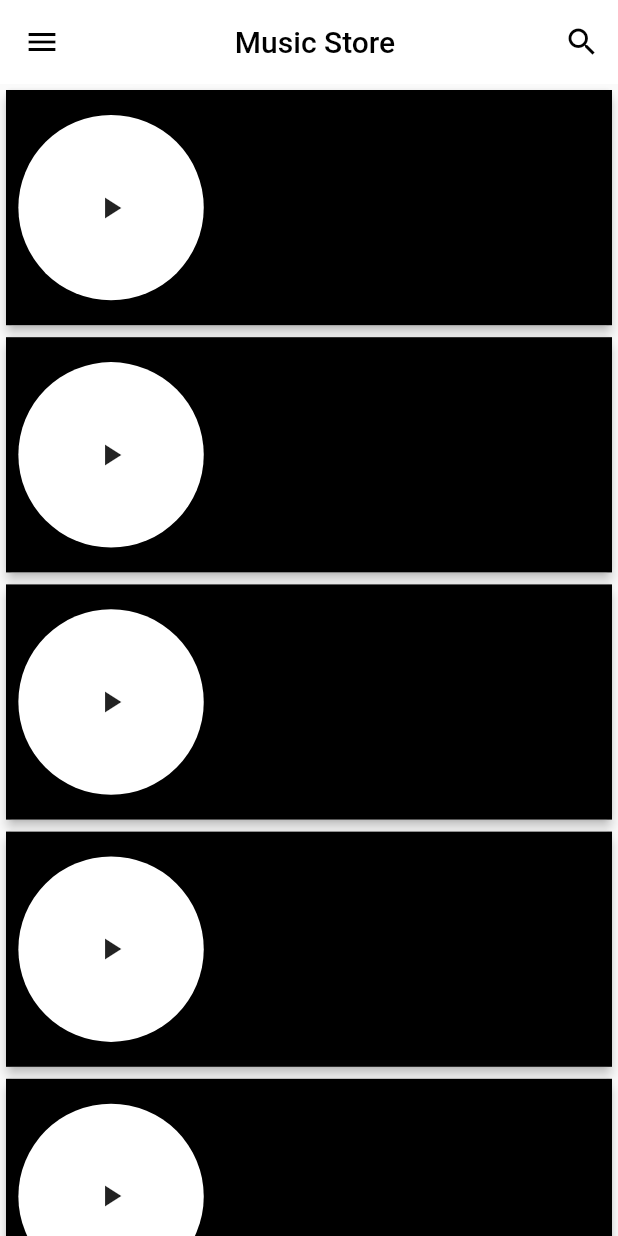
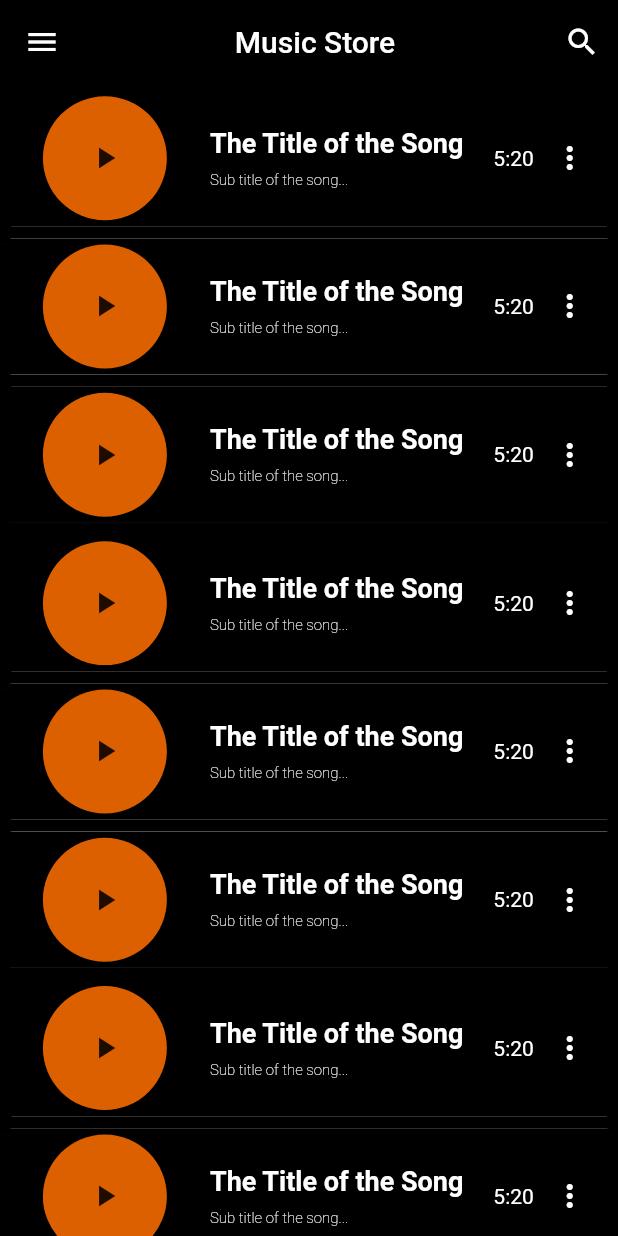
Before and after one commit to Ebenezerkifle/music_store, a Flutter app: the screen it shows after launch, on a phone screen of 412 x 824 dp. Run offline on Flutter 3.47's test engine with Material 2 defaults, Android fonts, the phone set to English and light mode, and no system bars; our stand-ins replace animated_notch_bottom_bar.

Commit message:
custom list tile almost done

```diff
--- a/lib/presentation/pages/landing_page.dart
+++ b/lib/presentation/pages/landing_page.dart
@@ -1,4 +1,5 @@
 import 'package:flutter/material.dart';
+import 'package:mucic_store/presentation/my_colors/color.dart';
 import 'package:mucic_store/presentation/widgets/custome_list_tile.dart';
 
 class LandingPage extends StatelessWidget {
@@ -7,25 +8,27 @@ class LandingPage extends StatelessWidget {
   @override
   Widget build(BuildContext context) {
     return Scaffold(
+      backgroundColor: darkColor,
       appBar: AppBar(
+        backgroundColor: darkColor,
         leading: const Icon(
           Icons.menu,
-          color: Colors.black,
+          color: Colors.white,
         ),
         title: const Center(
           child: Text(
             "Music Store",
-            style: TextStyle(color: Colors.black),
+            style: TextStyle(color: Colors.white),
           ),
         ),
-        backgroundColor: Colors.white,
+        //  backgroundColor: Colors.white,
         elevation: 0,
         actions: [
           IconButton(
             onPressed: () {},
             icon: const Icon(
               Icons.search,
-              color: Colors.black,
+              color: Colors.white,
             ),
           ),
         ],
--- a/lib/presentation/widgets/custome_list_tile.dart
+++ b/lib/presentation/widgets/custome_list_tile.dart
@@ -5,14 +5,15 @@ Widget customeListTile({
   required BuildContext context,
 }) {
   return SizedBox(
-    height: MediaQuery.of(context).size.height * 0.2,
+    height: MediaQuery.of(context).size.height * 0.12,
     width: MediaQuery.of(context).size.width,
     child: Card(
-      elevation: 3,
+      elevation: 1,
+      //shadowColor: Colors.white,
       child: Container(
         padding: EdgeInsets.symmetric(
-          vertical: MediaQuery.of(context).size.height * 0.01,
-          horizontal: MediaQuery.of(context).size.width * 0.02,
+          vertical: MediaQuery.of(context).size.height * 0.005,
+          horizontal: MediaQuery.of(context).size.width * 0.01,
         ),
         color: darkColor,
         child: Row(
@@ -26,7 +27,7 @@ Widget customeListTile({
                     width: MediaQuery.of(context).size.height * 0.15,
                     decoration: const BoxDecoration(
                       shape: BoxShape.circle,
-                      color: Colors.white,
+                      color: myYellow,
                     ),
                     child: IconButton(
                       onPressed: () {},
@@ -40,25 +41,44 @@ Widget customeListTile({
                 Column(
                   crossAxisAlignment: CrossAxisAlignment.start,
                   mainAxisAlignment: MainAxisAlignment.center,
-                  children: const [
-                    Text(
-                      "The Title of The song",
+                  children: [
+                    const Text(
+                      "The Title of the Song",
                       style: TextStyle(
                         fontWeight: FontWeight.bold,
                         fontSize: 18,
+                        color: Colors.white,
                       ),
                     ),
-                    Text("sub title of the song...")
+                    SizedBox(
+                      height: MediaQuery.of(context).size.height * 0.01,
+                    ),
+                    const Text(
+                      "Sub title of the song...",
+                      style: TextStyle(
+                        color: Colors.white,
+                        fontSize: 10,
+                        fontWeight: FontWeight.w100,
+                      ),
+                    ),
                   ],
                 )
               ],
             ),
             Row(
               children: [
-                const Text("5:20"),
+                const Text(
+                  "5:20",
+                  style: TextStyle(
+                    color: Colors.white,
+                  ),
+                ),
                 IconButton(
                   onPressed: () {},
-                  icon: const Icon(Icons.more_vert),
+                  icon: const Icon(
+                    Icons.more_vert,
+                    color: Colors.white,
+                  ),
                 ),
               ],
             )
```
